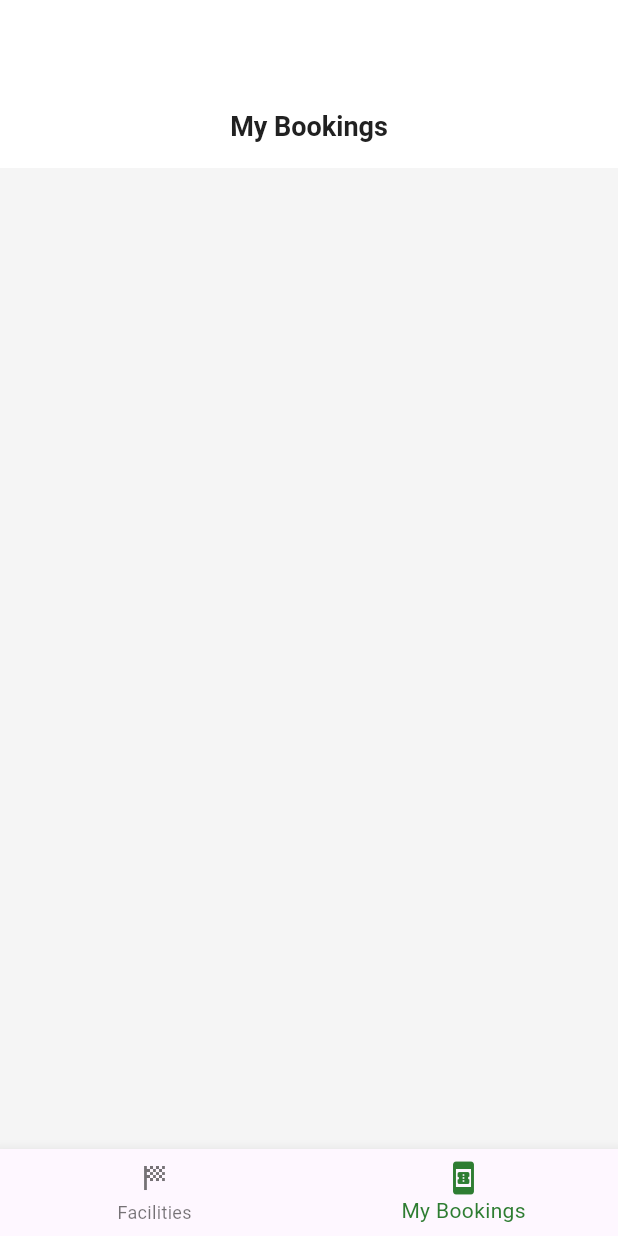
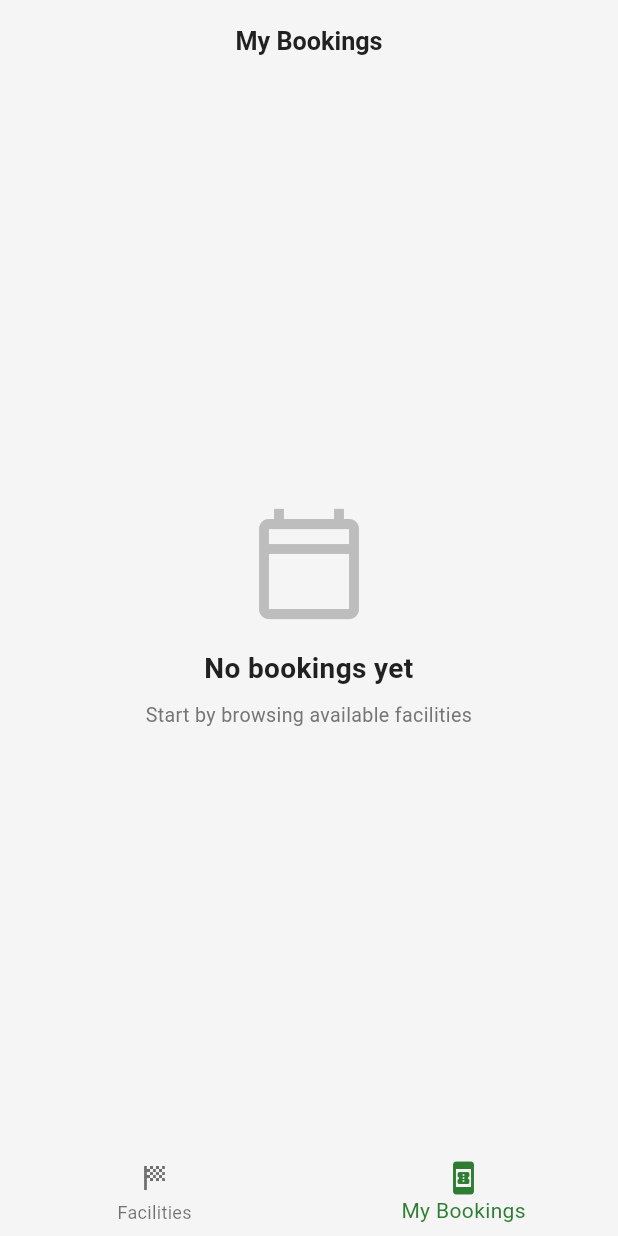
Before and after one commit to sawssen-gharbi/Mini-Court-Book, a Flutter app: the screen it shows after launch, item 2 of the bottom bar chosen, on a phone screen of 412 x 824 dp. Run offline on Flutter 3.47's test engine with Material 3 defaults, Android fonts, the phone set to English and light mode, and no system bars; our stand-ins replace cached_network_image, device_preview_plus, equatable, flutter_bloc, flutter_screenutil, get_it and 2 more; network calls fail.

Commit message:
RefactoredRefactored components and fixed bugs .

```diff
--- a/lib/core/theme/app_palette.dart
+++ b/lib/core/theme/app_palette.dart
@@ -2,6 +2,7 @@ import 'package:flutter/material.dart';
 
 class AppPalette {
   static const Color primaryColor = Color(0xFF2E7D32);
+  static const MaterialColor greyColor = Colors.grey;
   static const Color errorColor = Color(0xFFD32F2F);
   static const Color backgroundColor = Color(0xFFF5F5F5);
   static const Color surfaceColor = Colors.white;
--- a/lib/core/theme/theme.dart
+++ b/lib/core/theme/theme.dart
@@ -1,4 +1,5 @@
 import 'package:flutter/material.dart';
+import 'package:flutter_screenutil/flutter_screenutil.dart';
 import 'package:mini_court_book/core/theme/app_palette.dart';
 
 class AppTheme {
@@ -6,15 +7,17 @@ class AppTheme {
 
   static final theme = ThemeData.light().copyWith(
     primaryColor: AppPalette.primaryColor,
+
     colorScheme: const ColorScheme.light(
       primary: AppPalette.primaryColor,
       error: AppPalette.errorColor,
       surface: AppPalette.surfaceColor,
     ),
+
     scaffoldBackgroundColor: AppPalette.backgroundColor,
     appBarTheme: const AppBarTheme(
       elevation: 0,
-      backgroundColor: AppPalette.surfaceColor,
+      backgroundColor: AppPalette.backgroundColor,
       foregroundColor: AppPalette.textPrimaryColor,
       centerTitle: true,
       scrolledUnderElevation: 0,
@@ -32,8 +35,8 @@ class AppTheme {
     chipTheme: ChipThemeData(
       backgroundColor: AppPalette.primaryColor,
       selectedColor: AppPalette.primaryColor.withValues(),
-      labelStyle: const TextStyle(
-        fontSize: 14,
+      labelStyle: TextStyle(
+        fontSize: 14.sp,
         fontWeight: FontWeight.w600,
         color: Colors.white,
       ),
@@ -51,44 +54,51 @@ class AppTheme {
       ),
       focusedBorder: OutlineInputBorder(
         borderRadius: BorderRadius.circular(8),
-        borderSide: const BorderSide(color: AppPalette.primaryColor, width: 2),
+        borderSide: BorderSide(color: AppPalette.primaryColor, width: 2.w),
       ),
       errorBorder: OutlineInputBorder(
         borderRadius: BorderRadius.circular(8),
-        borderSide: const BorderSide(color: AppPalette.errorColor, width: 1),
+        borderSide: BorderSide(color: AppPalette.errorColor, width: 1.w),
       ),
-      contentPadding: const EdgeInsets.symmetric(horizontal: 16, vertical: 12),
+      contentPadding: EdgeInsets.symmetric(horizontal: 16.w, vertical: 12.h),
     ),
-    textTheme: const TextTheme(
+    textTheme: TextTheme(
       headlineLarge: TextStyle(
-        fontSize: 28,
+        fontSize: 28.sp,
         fontWeight: FontWeight.bold,
         color: AppPalette.textPrimaryColor,
       ),
       headlineMedium: TextStyle(
-        fontSize: 24,
+        fontSize: 24.sp,
         fontWeight: FontWeight.bold,
         color: AppPalette.textPrimaryColor,
       ),
       headlineSmall: TextStyle(
-        fontSize: 20,
+        fontSize: 20.sp,
         fontWeight: FontWeight.w600,
         color: AppPalette.textPrimaryColor,
       ),
       titleLarge: TextStyle(
-        fontSize: 18,
+        fontSize: 18.sp,
         fontWeight: FontWeight.w600,
         color: AppPalette.textPrimaryColor,
       ),
       titleMedium: TextStyle(
-        fontSize: 16,
+        fontSize: 16.sp,
         fontWeight: FontWeight.w500,
         color: AppPalette.textPrimaryColor,
       ),
-      bodyLarge: TextStyle(fontSize: 16, color: AppPalette.textPrimaryColor),
-      bodyMedium: TextStyle(fontSize: 14, color: AppPalette.textPrimaryColor),
+      bodyLarge: TextStyle(
+        fontSize: 20.sp,
+        color: AppPalette.textPrimaryColor,
+        fontWeight: FontWeight.bold,
+      ),
+      bodyMedium: TextStyle(
+        fontSize: 14.sp,
+        color: AppPalette.textPrimaryColor,
+      ),
       labelLarge: TextStyle(
-        fontSize: 14,
+        fontSize: 14.sp,
         fontWeight: FontWeight.w500,
         color: AppPalette.textPrimaryColor,
       ),
--- a/lib/features/bookings/presentation/pages/my_bookings_screen.dart
+++ b/lib/features/bookings/presentation/pages/my_bookings_screen.dart
@@ -1,8 +1,10 @@
 import 'package:flutter/material.dart';
 import 'package:flutter_bloc/flutter_bloc.dart';
 import 'package:intl/intl.dart';
-import 'package:mini_court_book/features/bookings/domain/entities/booking.dart';
+import 'package:mini_court_book/core/theme/app_palette.dart';
+import 'package:mini_court_book/core/theme/theme.dart';
 import 'package:mini_court_book/features/bookings/presentation/blocs/bloc/my_booking_bloc.dart';
+import 'package:mini_court_book/features/facilities/presentation/widgets/empty_state_widget.dart';
 
 class MyBookingsScreen extends StatefulWidget {
   const MyBookingsScreen({super.key});
@@ -34,17 +36,24 @@ class _MyBookingsScreenState extends State<MyBookingsScreen> {
           }
         },
         builder: (context, state) {
+          if (state is MyBookingsEmpty) {
+            return EmptyStateWidget(
+              icon: Icons.calendar_today_outlined,
+              title: state.message,
+              subtitle: 'Start by browsing available facilities',
+            );
+          }
           if (state is MyBookingsLoading) {
           } else if (state is MyBookingsLoaded) {
             return RefreshIndicator(
               onRefresh: () async {
-                context.read<MyBookingBloc>().add(RefreshMyBookings());
+                context.read<MyBookingBloc>().add(LoadMyBookings());
               },
               child: ListView.builder(
                 padding: const EdgeInsets.all(16),
                 itemCount: state.bookings.length,
                 itemBuilder: (context, index) {
-                  final booking = state.bookings[index]; // ✅ Get booking
+                  final booking = state.bookings[index];
 
                   return Card(
                     margin: const EdgeInsets.only(bottom: 12),
@@ -62,10 +71,7 @@ class _MyBookingsScreenState extends State<MyBookingsScreen> {
                                 Expanded(
                                   child: Text(
                                     booking.facilityName,
-                                    style: Theme.of(context)
-                                        .textTheme
-                                        .titleMedium
-                                        ?.copyWith(fontWeight: FontWeight.bold),
+                                    style: AppTheme.theme.textTheme.bodyMedium,
                                     overflow: TextOverflow.ellipsis,
                                   ),
                                 ),
@@ -159,6 +165,10 @@ class _MyBookingsScreenState extends State<MyBookingsScreen> {
                                                 backgroundColor: Colors.red,
                                               ),
                                               child: const Text(
+                                                style: TextStyle(
+                                                  color: AppPalette
+                                                      .textPrimaryColor,
+                                                ),
                                                 'Cancel Booking',
                                               ),
                                             ),
--- a/lib/features/facilities/presentation/pages/home_screen.dart
+++ b/lib/features/facilities/presentation/pages/home_screen.dart
@@ -26,9 +26,12 @@ class _HomeScreenState extends State<HomeScreen> {
   @override
   Widget build(BuildContext context) {
     return Scaffold(
-      appBar: AppBar(),
-      body: _pages[_selectedIndex],
+      resizeToAvoidBottomInset: false,
+      body: IndexedStack(index: _selectedIndex, children: _pages),
+
       bottomNavigationBar: BottomNavigationBar(
+        backgroundColor: AppPalette.backgroundColor,
+        elevation: 0,
         items: const <BottomNavigationBarItem>[
           BottomNavigationBarItem(
             icon: Icon(Icons.sports_score),
--- /dev/null
+++ b/lib/features/facilities/presentation/widgets/empty_state_widget.dart
@@ -0,0 +1,51 @@
+import 'package:flutter/material.dart';
+import 'package:flutter_screenutil/flutter_screenutil.dart';
+import 'package:mini_court_book/core/theme/app_palette.dart';
+import 'package:mini_court_book/core/theme/theme.dart' show AppTheme;
+
+class EmptyStateWidget extends StatelessWidget {
+  final IconData icon;
+  final String title;
+  final String? subtitle;
+  final Widget? action;
+
+  const EmptyStateWidget({
+    super.key,
+    required this.icon,
+    required this.title,
+    this.subtitle,
+    this.action,
+  });
+
+  @override
+  Widget build(BuildContext context) {
+    return Center(
+      child: Padding(
+        padding: const EdgeInsets.all(32),
+        child: Column(
+          mainAxisAlignment: MainAxisAlignment.center,
+          children: [
+            Icon(icon, size: 80, color: Colors.grey[400]),
+            const SizedBox(height: 16),
+            Text(
+              title,
+              style: AppTheme.theme.textTheme.headlineSmall,
+              textAlign: TextAlign.center,
+            ),
+            if (subtitle != null) ...[
+              const SizedBox(height: 8),
+              Text(
+                subtitle!,
+                style: Theme.of(context).textTheme.bodyMedium?.copyWith(
+                  color: AppPalette.greyColor[600],
+                ),
+                textAlign: TextAlign.center,
+              ),
+            ],
+            if (action != null) ...[ SizedBox(height: 24.h), action!],
+          ],
+        ),
+      ),
+    );
+  }
+}
--- a/lib/main.dart
+++ b/lib/main.dart
@@ -11,13 +11,12 @@ import 'package:mini_court_book/injection_container.dart';
 void main() async {
   WidgetsFlutterBinding.ensureInitialized();
   await initDependencies();
-  runApp(DevicePreview(enabled: true, builder: (context) => MyApp()));
+  runApp(DevicePreview(enabled: false, builder: (context) => MyApp()));
 }
 
 class MyApp extends StatelessWidget {
   const MyApp({super.key});
 
-  // This widget is the root of your application.
   @override
   Widget build(BuildContext context) {
     return ScreenUtilInit(
```
Also changed, not shown: lib/features/facilities/presentation/blocs/bloc/facility_bloc.dart (+9 -5 lines), lib/features/facilities/presentation/pages/facilities_screen.dart (+52 -13 lines), lib/features/facilities/presentation/pages/facility_details_screen.dart (+41 -26 lines), lib/features/facilities/presentation/widgets/card_widget.dart (+17 -13 lines), lib/features/facilities/presentation/widgets/search_filter_widget.dart (+13 -4 lines).
